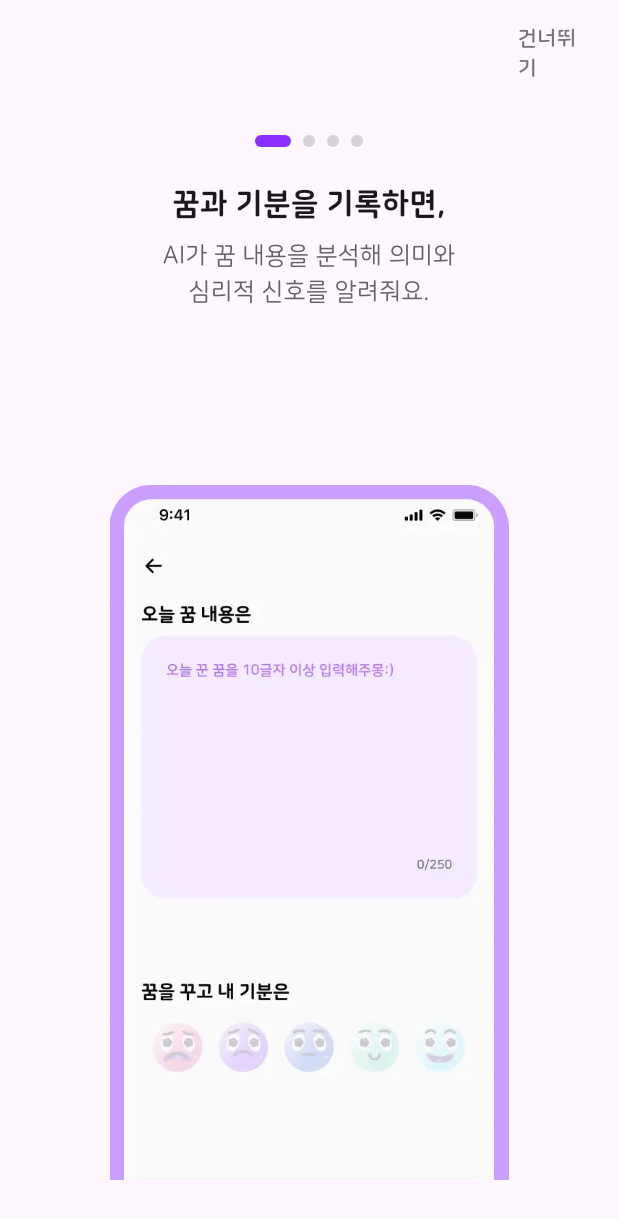
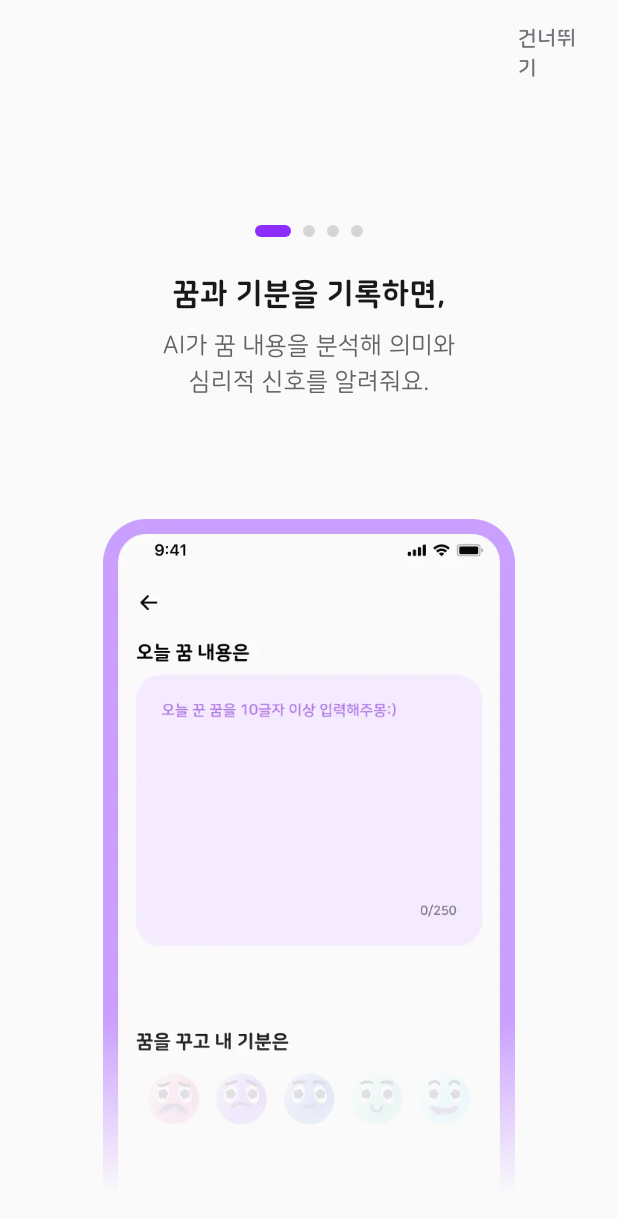
Before and after one commit to Meezzi/mongbi-app, a Flutter app: the screen it shows after launch, on a phone screen of 412 x 824 dp. Shown: the top 1219 px of the screen. Run offline on Flutter 3.47's test engine with Material 3 defaults, Android fonts, the phone set to English and light mode, and no system bars; our stand-ins replace audioplayers, dio, fl_chart, flutter_dotenv, flutter_riverpod, flutter_svg and 3 more; missing offline and left inert: assorted_layout_widgets, flutter_naver_login, kakao_flutter_sdk, kakao_flutter_sdk_user; project files that could hold a hidden picture were left out.

Commit message:
fix: 사진 비율 변경 및 높이값 변경

```diff
--- a/lib/presentation/onboarding/onbording_page.dart
+++ b/lib/presentation/onboarding/onbording_page.dart
@@ -60,6 +60,7 @@ class _OnboardingPageState extends State<OnboardingPage> {
     final _ = onboardingData[_currentPage];
     bool isLastPage = _currentPage == onboardingData.length - 1;
     return Scaffold(
+      backgroundColor: Color(0xFFFAFAFA),
       body: SafeArea(
         child: Stack(
           children: [
@@ -73,7 +74,7 @@ class _OnboardingPageState extends State<OnboardingPage> {
                   child: Column(
                     mainAxisAlignment: MainAxisAlignment.start,
                     children: [
-                      const SizedBox(height: 90), // 상단 여백
+                      const SizedBox(height: 150), // 상단 여백
                       ExpandingDotsIndicator(
                         currentPage: _currentPage,
                         count: onboardingData.length,
@@ -105,7 +106,27 @@ class _OnboardingPageState extends State<OnboardingPage> {
                 text: isLastPage ? '끝내기' : '건너뛰기',
               ),
             ),
-
+            Positioned(
+              left: 0,
+              right: 0,
+              bottom: 0,
+              child: IgnorePointer(
+                child: Container(
+                  height: 145,
+                  decoration: const BoxDecoration(
+                    gradient: LinearGradient(
+                      begin: Alignment.topCenter,
+                      end: Alignment.bottomCenter,
+                      colors: [
+                        Color(0x00FAFAFA),
+                        Color(0xFFFAFAFA),
+                      ],
+                      stops: [0.0, 0.81],
+                    ),
+                  ),
+                ),
+              ),
+            ),
           ],
         ),
       ),
--- a/lib/presentation/onboarding/widgets/onbording_image_widget.dart
+++ b/lib/presentation/onboarding/widgets/onbording_image_widget.dart
@@ -5,7 +5,7 @@ class OnboardingImage extends StatelessWidget {
   const OnboardingImage({
     super.key,
     required this.assetPath,
-    this.width = 266,
+    this.width = 280,
     this.height = 950,
   });
   final String assetPath;
```
